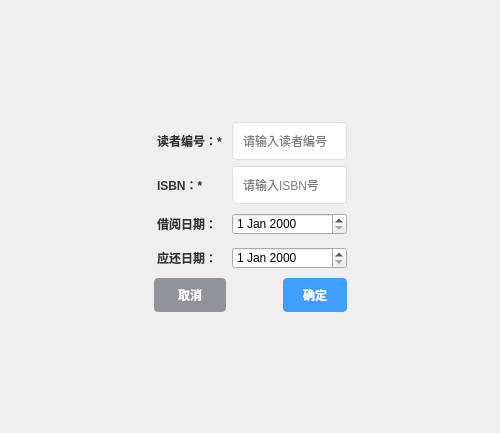
Before: the Qt Designer form borrowedview.ui in Zerotwo00000/FinalLab, drawn with Qt 5.
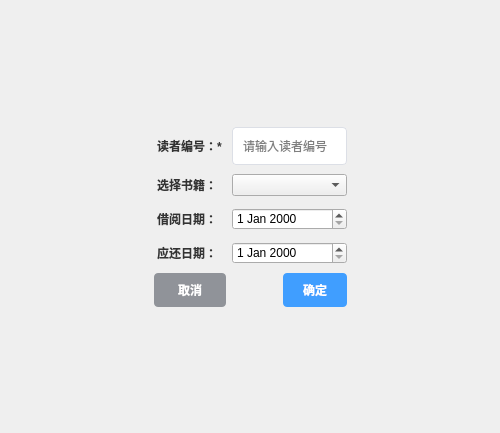
After: the same form once the commit is applied.

```diff
--- a/borrowedview.ui
+++ b/borrowedview.ui
@@ -137,69 +137,12 @@
 </string>
        </property>
        <property name="text">
-        <string>ISBN：*</string>
+        <string>选择书籍：</string>
        </property>
       </widget>
      </item>
      <item row="1" column="1" colspan="2">
-      <widget class="QLineEdit" name="lineEditBorrowedBookId">
-       <property name="styleSheet">
-        <string notr="true">QLineEdit, QComboBox {
-    padding: 8px;
-    border: 1px solid #dcdfe6;
-    border-radius: 4px;
-    background-color: white;
-    min-height: 20px;
-}
-
-QLineEdit:focus, QComboBox:focus {
-    border-color: #409eff;
-    outline: none;
-}
-
-QComboBox::drop-down {
-    border: none;
-    width: 20px;
-}
-
-QComboBox::down-arrow {
-    image: none;
-    border-left: 4px solid transparent;
-    border-right: 4px solid transparent;
-    border-top: 6px solid #666;
-    width: 12px;
-    height: 12px;
-}QLineEdit, QComboBox {
-    padding: 8px;
-    border: 1px solid #dcdfe6;
-    border-radius: 4px;
-    background-color: white;
-    min-height: 20px;
-}
-
-QLineEdit:focus, QComboBox:focus {
-    border-color: #409eff;
-    outline: none;
-}
-
-QComboBox::drop-down {
-    border: none;
-    width: 20px;
-}
-
-QComboBox::down-arrow {
-    image: none;
-    border-left: 4px solid transparent;
-    border-right: 4px solid transparent;
-    border-top: 6px solid #666;
-    width: 12px;
-    height: 12px;
-}</string>
-       </property>
-       <property name="placeholderText">
-        <string>请输入ISBN号</string>
-       </property>
-      </widget>
+      <widget class="QComboBox" name="comboBoxBorrow"/>
      </item>
      <item row="2" column="0">
       <widget class="QLabel" name="labelBorrowDate">
```
